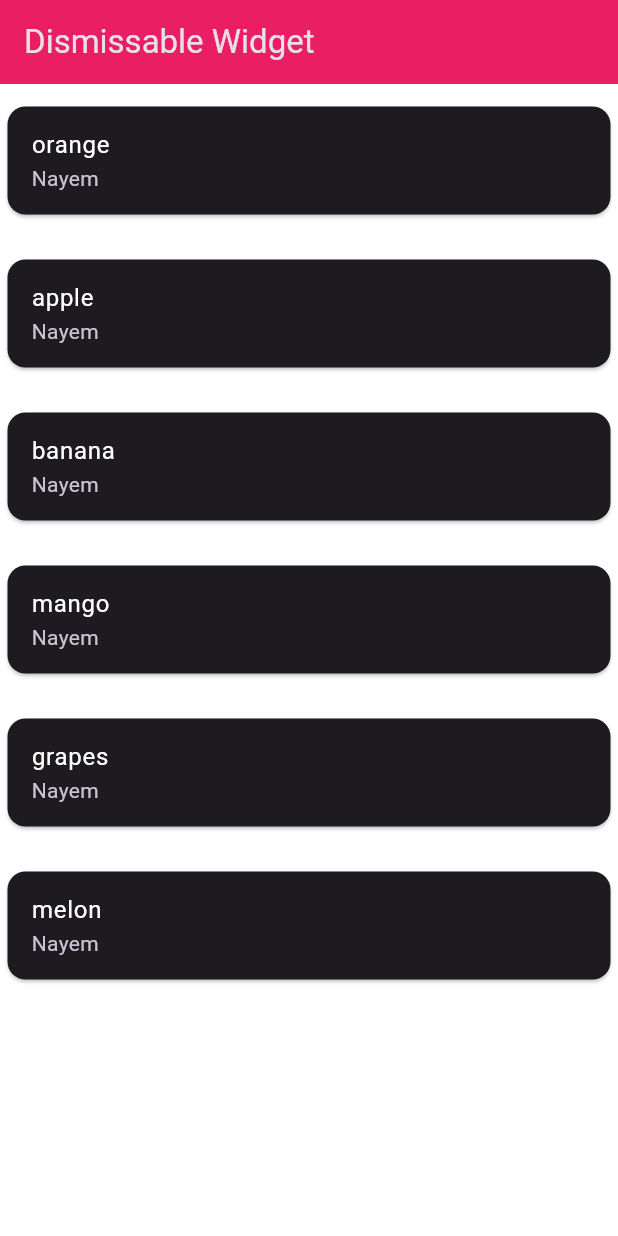
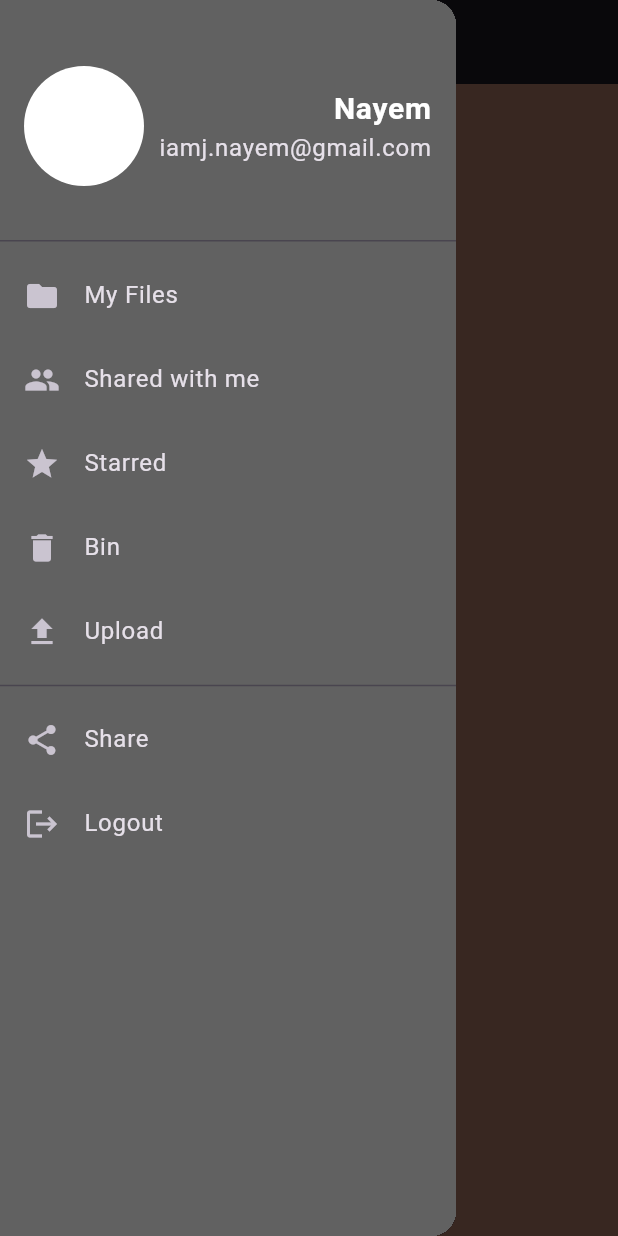
Before and after one commit to iamjnayem/flutter-concepts-30-days, a Flutter app: the screen it shows after launch, with the side drawer open (before the commit the screen has no drawer), on a phone screen of 412 x 824 dp. Run offline on Flutter 3.47's test engine with Material 3 defaults, Android fonts, the phone set to English and light mode, and no system bars.

Commit message:
implement drawer

```diff
--- a/lib/main.dart
+++ b/lib/main.dart
@@ -2,6 +2,7 @@ import 'package:flutter/material.dart';
 import 'package:ui_concept/widgets/Container_Sized.dart';
 import 'package:ui_concept/widgets/button.dart';
 import 'package:ui_concept/widgets/dismissiable.dart';
+import 'package:ui_concept/widgets/drawer.dart';
 import 'package:ui_concept/widgets/list_grid.dart';
 import 'package:ui_concept/widgets/rowscols.dart';
 import 'package:ui_concept/widgets/snackbar.dart';
@@ -19,7 +20,7 @@ class MyApp extends StatelessWidget {
         brightness: Brightness.dark,
         primaryColor: Colors.deepOrange,
       ),
-      home: DismissibleWidget(),
+      home: DrawerWidget(),
     );
   }
 }
--- /dev/null
+++ b/lib/widgets/drawer.dart
@@ -0,0 +1,76 @@
+import 'package:flutter/material.dart';
+
+class DrawerWidget extends StatefulWidget {
+  const DrawerWidget({super.key});
+
+  @override
+  State<DrawerWidget> createState() => _DrawerWidgetState();
+}
+
+class _DrawerWidgetState extends State<DrawerWidget> {
+  @override
+  Widget build(BuildContext context) {
+    var w = MediaQuery.of(context).size.width;
+    var h = MediaQuery.of(context).size.height;
+
+    return Scaffold(
+      appBar: AppBar(
+        title: const Text('Drawer'),
+      ),
+      drawer: Drawer(
+        child: Container(
+          color: Colors.grey[700],
+          child: ListView(
+            children: const [
+              DrawerHeader(
+                child: Center(
+                  child: Row(
+                    children: [
+                      CircleAvatar(
+                        radius: 40,
+                        backgroundColor: Colors.white,
+                      ),
+                      SizedBox(width: 10),
+                      Column(
+                        mainAxisAlignment: MainAxisAlignment.center,
+                        crossAxisAlignment: CrossAxisAlignment.end,
+                        children: [
+                          Text(
+                            'Nayem',
+                            style: TextStyle(
+                              color: Colors.white,
+                              fontWeight: FontWeight.bold,
+                              fontSize: 20,
+                            ),
+                          ),
+                          Text('iamj.nayem@gmail.com'),
+                        ],
+                      ),
+                    ],
+                  ),
+                ),
+              ),
+              ListTile(leading: Icon(Icons.folder), title: Text('My Files')),
+              ListTile(
+                  leading: Icon(Icons.group), title: Text('Shared with me')),
+              ListTile(leading: Icon(Icons.star), title: Text('Starred')),
+              ListTile(leading: Icon(Icons.delete), title: Text('Bin')),
+              ListTile(leading: Icon(Icons.upload), title: Text('Upload')),
+              Divider(),
+              ListTile(leading: Icon(Icons.share), title: Text('Share')),
+              ListTile(leading: Icon(Icons.logout), title: Text('Logout')),
+            ],
+          ),
+        ),
+      ),
+      body: Container(
+        width: w,
+        height: h,
+        color: Colors.brown,
+        child: const Center(
+          child: Text('Hello'),
+        ),
+      ),
+    );
+  }
+}
--- a/lib/widgets/snackbar.dart
+++ b/lib/widgets/snackbar.dart
@@ -24,12 +24,12 @@ class SnackbarWidget extends StatelessWidget {
                 shape: RoundedRectangleBorder(
                     borderRadius: BorderRadius.circular(20)),
                 backgroundColor: Colors.pink[400],
-                duration: Duration(milliseconds: 3000),
-                content: Text('you did wrong'),
+                duration: const Duration(milliseconds: 3000),
+                content: const Text('you did wrong'),
               );
               ScaffoldMessenger.of(context).showSnackBar(snackbar);
             },
-            child: Text('Show Me Snackbar'),
+            child: const Text('Show Me Snackbar'),
           ),
         ),
       ),
```
